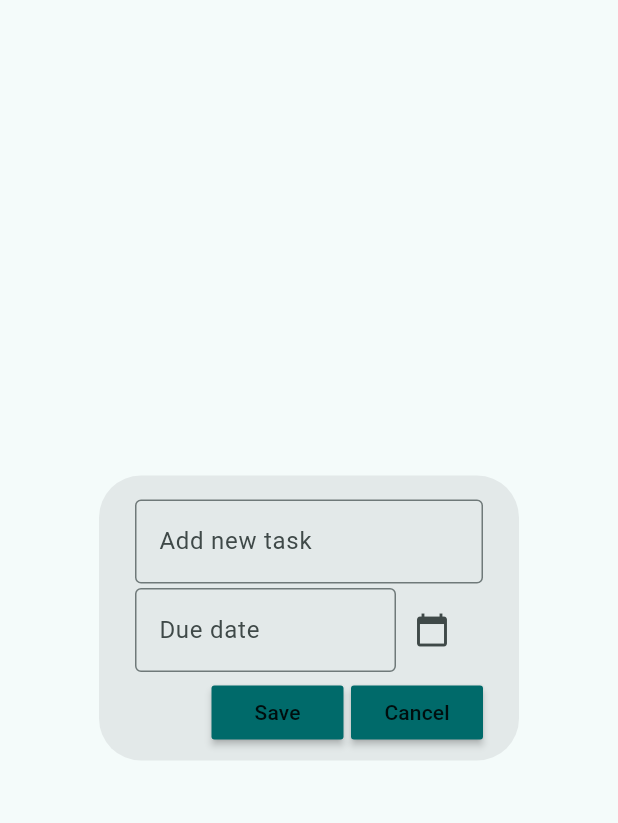
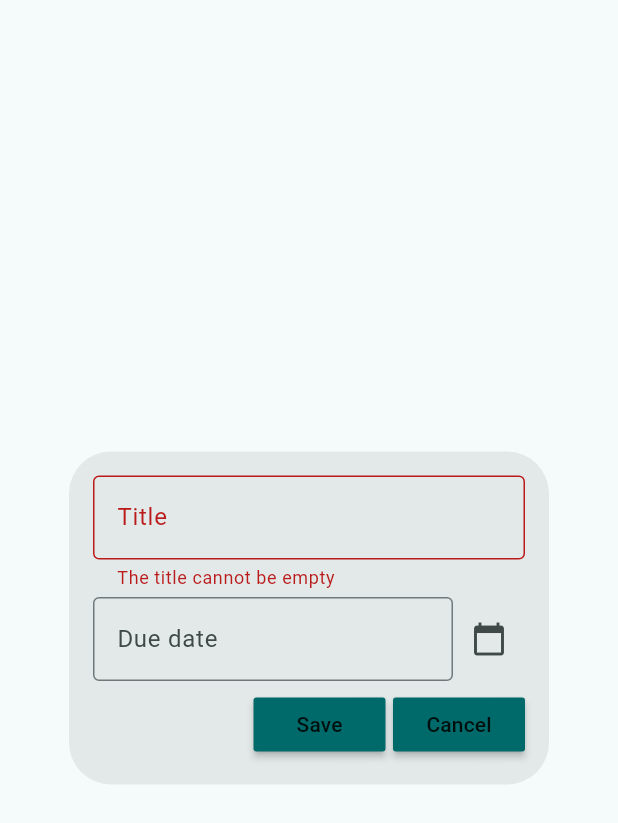
Before and after one commit to UriMtzF/todone_app, a Flutter app: the DialogBox widget shown alone on an empty page, opened directly with empty values, after a tap on "Save", on a phone screen of 412 x 824 dp. Shown: the top 823 px of the screen. Run offline on Flutter 3.47's test engine with Material 3 defaults, Android fonts, the phone set to English and light mode, and no system bars; our stand-ins replace flutter_slidable; missing offline and left inert: todone_lib.

Commit message:
Fix tasks creation allow empty title

```diff
--- a/lib/l10n/intl_en.arb
+++ b/lib/l10n/intl_en.arb
@@ -11,5 +11,9 @@
   "priority": "Priority",
   "@priority": {},
   "dueDate": "Due date",
-  "@dueDate": {}
+  "@dueDate": {},
+  "titleCannotBeEmpty": "The title cannot be empty",
+  "@titleCannotBeEmpty": {},
+  "title": "Title",
+  "@title": {}
 }
--- a/lib/l10n/intl_es.arb
+++ b/lib/l10n/intl_es.arb
@@ -11,5 +11,9 @@
   "priority": "Prioridad",
   "@priority": {},
   "dueDate": "Fecha de vencimiento",
-  "@dueDate": {}
+  "@dueDate": {},
+  "titleCannotBeEmpty": "El título no puede estar vacío",
+  "@titleCannotBeEmpty": {},
+  "title": "Título",
+  "@title": {}
 }
--- a/lib/util/dialog_box.dart
+++ b/lib/util/dialog_box.dart
@@ -16,31 +16,41 @@ class DialogBox extends StatelessWidget {
     required this.onCancel,
   });
 
+  final GlobalKey<FormState> _formKey = GlobalKey<FormState>();
+
   @override
   Widget build(BuildContext context) {
     DateTime? dueDate;
     TextEditingController dueDateController = TextEditingController();
-    var dueDateFormat = DateFormat('EEE d MMM');
+    DateFormat dueDateFormat = DateFormat('EEE d MMM');
     return AlertDialog(
-      content: SizedBox(
-        height: 150,
+      contentPadding: const EdgeInsets.all(16),
+      content: Form(
+        key: _formKey,
         child: Column(
+          mainAxisSize: MainAxisSize.min,
           mainAxisAlignment: MainAxisAlignment.spaceEvenly,
           children: [
-            TextField(
+            TextFormField(
               controller: controller,
               decoration: InputDecoration(
-                border: const OutlineInputBorder(),
-                hintText: S.current.addNewTask,
-              ),
+                  border: const OutlineInputBorder(),
+                  labelText: S.current.title,
+                  hintText: S.current.addNewTask),
+              validator: (String? value) {
+                if (value == null || value.isEmpty) {
+                  return S.current.titleCannotBeEmpty;
+                }
+                return null;
+              },
             ),
             const SizedBox(
-              height: 3,
+              height: 5,
             ),
             Row(
               children: [
                 Flexible(
-                  flex: 3,
+                  flex: 5,
                   child: TextField(
                     controller: dueDateController,
                     readOnly: true,
@@ -72,7 +82,7 @@ class DialogBox extends StatelessWidget {
               ],
             ),
             const SizedBox(
-              height: 3,
+              height: 5,
             ),
             Row(
               mainAxisAlignment: MainAxisAlignment.end,
@@ -80,7 +90,11 @@ class DialogBox extends StatelessWidget {
                 Flexible(
                   child: ActionButton(
                     text: S.current.save,
-                    onPressed: () => onSave(dueDate),
+                    onPressed: () {
+                      if (_formKey.currentState!.validate()) {
+                        onSave(dueDate);
+                      }
+                    },
                   ),
                 ),
                 const SizedBox(
```
Also changed, not shown: lib/generated/intl/messages_en.dart, lib/generated/intl/messages_es.dart, lib/generated/l10n.dart.
